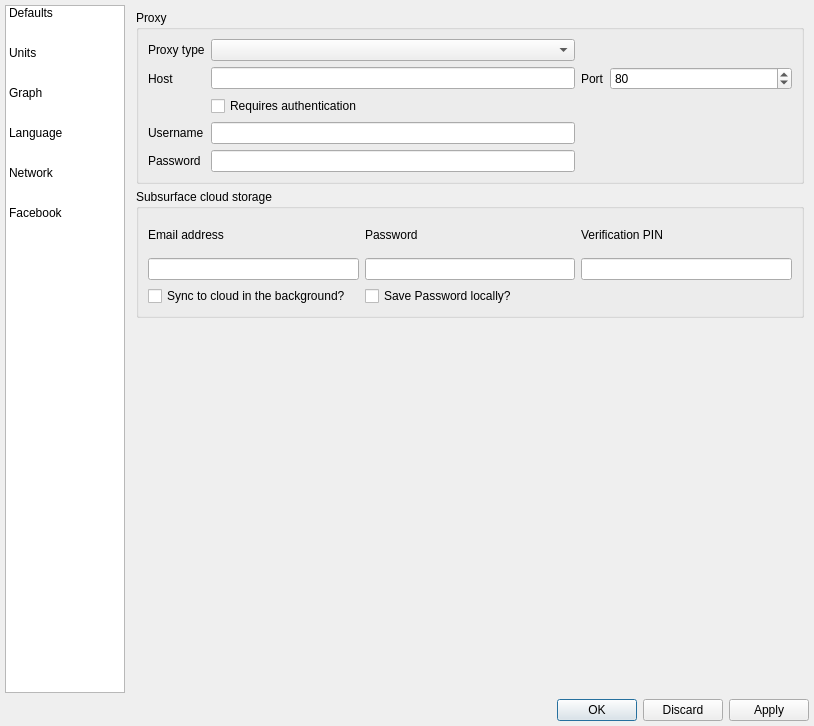
Above: qt-ui/preferences.ui from subsurface/subsurface before the change. Below: the same form after it.
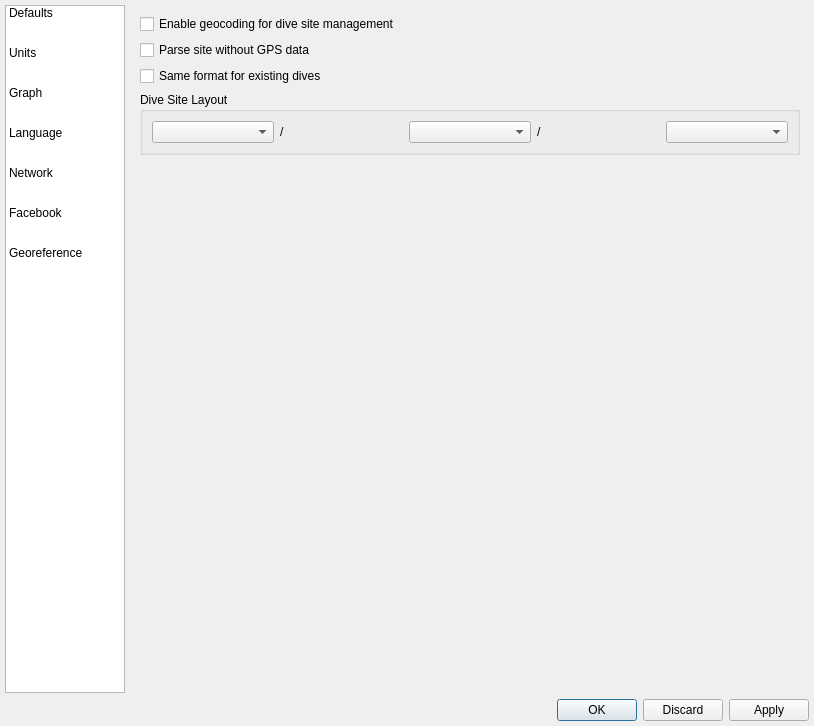
That is the form after the change. Icons and pictures are not drawn.

Commit message:
Add configuration options for geo coding
Just the interface changes for configuration options for geo coding.

Diff of the .ui file:
```diff
--- a/qt-ui/preferences.ui
+++ b/qt-ui/preferences.ui
@@ -143,6 +143,11 @@
          </iconset>
         </property>
        </item>
+       <item>
+        <property name="text">
+         <string>Georeference</string>
+        </property>
+       </item>
       </widget>
      </item>
      <item>
@@ -154,7 +159,7 @@
         </sizepolicy>
        </property>
        <property name="currentIndex">
-        <number>4</number>
+        <number>6</number>
        </property>
        <widget class="QWidget" name="defaults_page">
         <layout class="QVBoxLayout" name="verticalLayout_3">
@@ -1335,6 +1340,76 @@
          </item>
         </layout>
        </widget>
+       <widget class="QWidget" name="page">
+        <layout class="QVBoxLayout" name="verticalLayout_8">
+         <item>
+          <widget class="QCheckBox" name="checkBox">
+           <property name="text">
+            <string>Enable geocoding for dive site management</string>
+           </property>
+          </widget>
+         </item>
+         <item>
+          <widget class="QCheckBox" name="checkBox_2">
+           <property name="text">
+            <string>Parse site without GPS data</string>
+           </property>
+          </widget>
+         </item>
+         <item>
+          <widget class="QCheckBox" name="checkBox_3">
+           <property name="text">
+            <string>Same format for existing dives</string>
+           </property>
+          </widget>
+         </item>
+         <item>
+          <widget class="QGroupBox" name="groupBox_12">
+           <property name="title">
+            <string>Dive Site Layout</string>
+           </property>
+           <layout class="QHBoxLayout" name="horizontalLayout_10">
+            <item>
+             <widget class="QComboBox" name="comboBox"/>
+            </item>
+            <item>
+             <widget class="QLabel" name="label_29">
+              <property name="text">
+               <string>/</string>
+              </property>
+             </widget>
+            </item>
+            <item>
+             <widget class="QComboBox" name="comboBox_2"/>
+            </item>
+            <item>
+             <widget class="QLabel" name="label_30">
+              <property name="text">
+               <string>/</string>
+              </property>
+             </widget>
+            </item>
+            <item>
+             <widget class="QComboBox" name="comboBox_3"/>
+            </item>
+           </layout>
+          </widget>
+         </item>
+         <item>
+          <spacer name="verticalSpacer_6">
+           <property name="orientation">
+            <enum>Qt::Vertical</enum>
+           </property>
+           <property name="sizeHint" stdset="0">
+            <size>
+             <width>20</width>
+             <height>495</height>
+            </size>
+           </property>
+          </spacer>
+         </item>
+        </layout>
+       </widget>
       </widget>
      </item>
     </layout>
```
Left out of the diff: 56 changed lines with no effect on the pictures.
